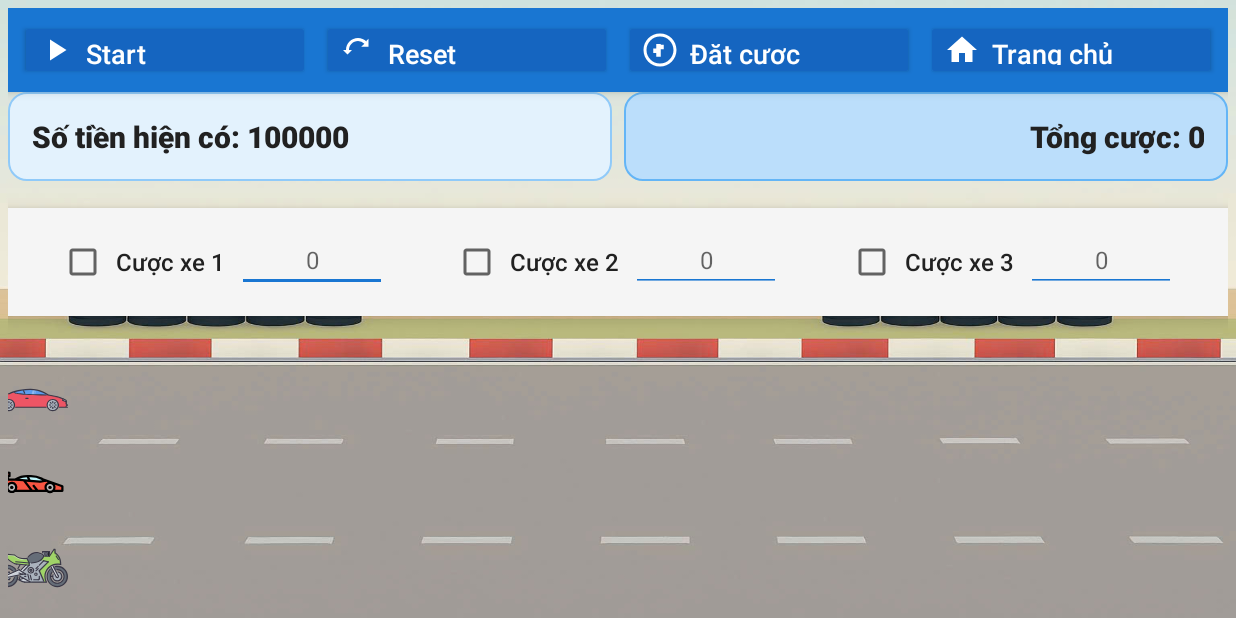
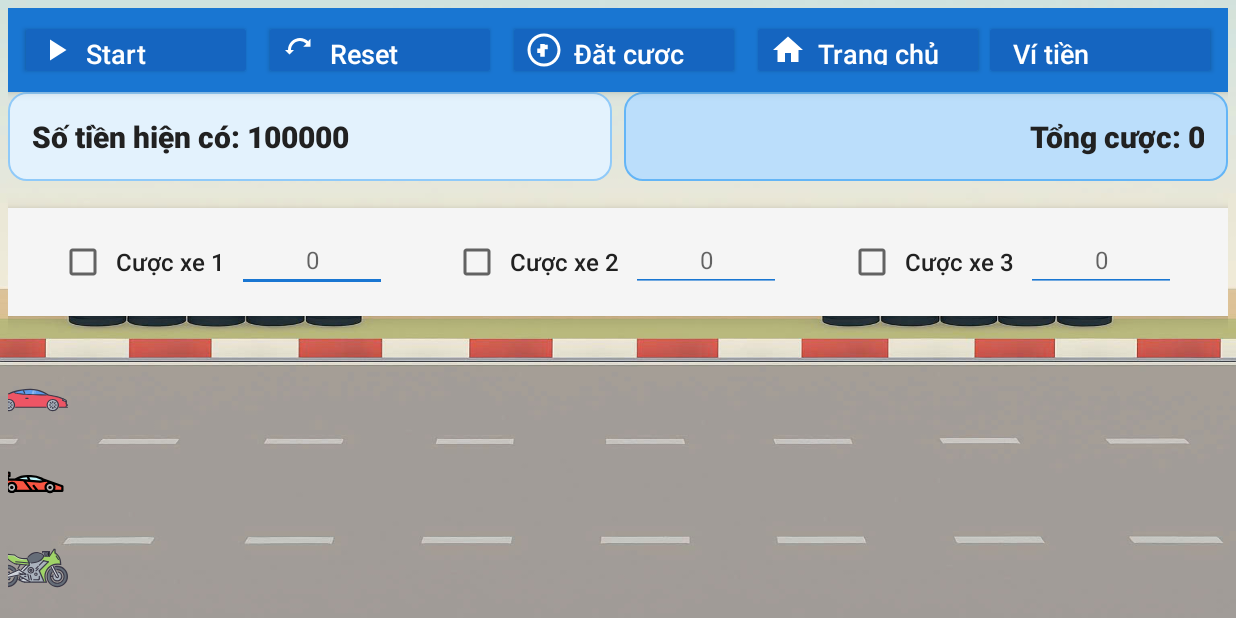
Before and after one commit to Yurucamp123/PRM392_MiniProject, an Android app: the screen it shows after launch (RacingActivity), on a phone screen of 824 x 412 dp (held sideways). Run offline under Robolectric (Android 15) with nearby library versions, the phone set to English and light mode, and no system bars.

Commit message:
Main layout and logic

```diff
--- a/app/src/main/AndroidManifest.xml
+++ b/app/src/main/AndroidManifest.xml
@@ -21,7 +21,7 @@
             android:label="Racing"
             android:theme="@style/Theme.AppCompat.Light.NoActionBar"
             android:exported="true"
-            android:screenOrientation="sensorLandscape"
+            android:screenOrientation="landscape"
             >
             <intent-filter>
                 <action android:name="android.intent.action.MAIN" />
--- a/app/src/main/res/drawable/circle_background.xml
+++ b/app/src/main/res/drawable/circle_background.xml
@@ -1,3 +1,4 @@
+<?xml version="1.0" encoding="utf-8"?>
 <selector xmlns:android="http://schemas.android.com/apk/res/android">
     <item android:state_pressed="true">
         <shape android:shape="rectangle">
--- a/app/src/main/res/layout/acitivity_racing.xml
+++ b/app/src/main/res/layout/acitivity_racing.xml
@@ -16,7 +16,7 @@
         android:layout_width="0dp"
         android:layout_height="56dp"
         android:orientation="horizontal"
-        android:weightSum="4"
+        android:weightSum="5"
         android:background="#1976D2"
         android:padding="8dp"
         android:elevation="4dp"
@@ -26,7 +26,8 @@
         android:layout_marginBottom="16dp"
         android:clipToPadding="false"
         android:clipChildren="false"
-        android:gravity="center">
+        android:gravity="center"
+        >
 
         <Button
             android:id="@+id/btn_start"
@@ -45,7 +46,8 @@
             android:drawablePadding="8dp"
             android:paddingStart="12dp"
             android:paddingEnd="12dp"
-            android:gravity="center_vertical|start"/>
+            android:gravity="center_vertical|start"
+            />
 
         <Button
             android:id="@+id/btn_reset"
@@ -98,6 +100,24 @@
             android:fontFamily="sans-serif-medium"
             android:elevation="6dp"
             android:drawableStart="@drawable/ic_home"
+            android:drawablePadding="8dp"
+            android:paddingStart="12dp"
+            android:paddingEnd="12dp"
+            android:gravity="center_vertical|start"/>
+
+        <Button
+            android:id="@+id/btn_wallet"
+            android:layout_width="0dp"
+            android:layout_height="match_parent"
+            android:layout_weight="1"
+            android:text="Ví tiền"
+            android:textAllCaps="false"
+            android:textColor="#FFFFFF"
+            android:textSize="18sp"
+            android:backgroundTint="#1565C0"
+            android:fontFamily="sans-serif-medium"
+            android:elevation="6dp"
+            android:drawableStart="@drawable/circle_background"
             android:drawablePadding="8dp"
             android:paddingStart="12dp"
             android:paddingEnd="12dp"
```
Also changed, not shown: app/src/main/java/com/example/miniproject_carracing/BetActivity.java (+5 -5 lines), app/src/main/java/com/example/miniproject_carracing/MainActivity.java (deleted, +0 -20 lines).
